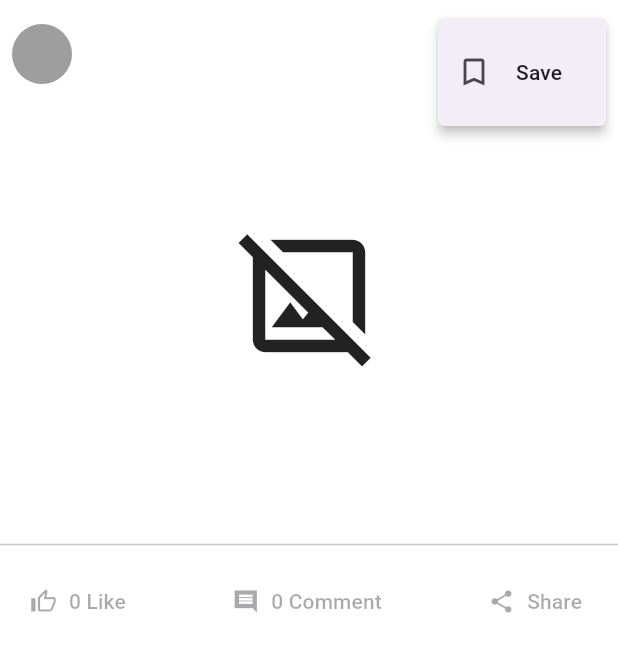
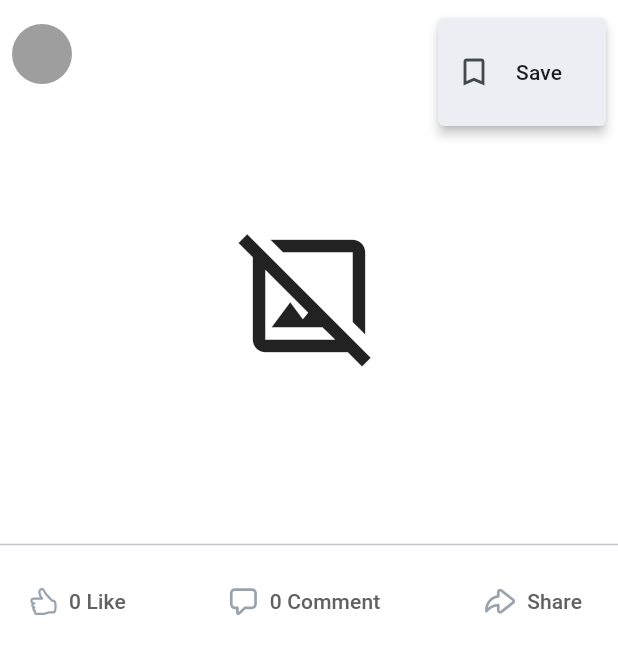
Before and after one commit to xSaCh/evika, a Flutter app: the EventCard widget shown alone on an empty page, opened directly with empty values, after a tap on the "keyboard control" icon, on a phone screen of 412 x 824 dp. Shown: the top 654 px of the screen. Run offline on Flutter 3.47's test engine with Material 3 defaults, Android fonts, the phone set to English and light mode, and no system bars; our stand-ins replace bloc, flutter_bloc, flutter_svg, hive, hive_flutter, shared_preferences; accounts and stored records are empty.

Commit message:
Use Figma design icons

```diff
--- /dev/null
+++ b/lib/data/constants.dart
@@ -0,0 +1,5 @@
+import 'package:flutter/material.dart';
+
+const Color mainColor = Color(0xFF0A66C2);
+const Color secondaryColor = Color(0xFFEBF2FA);
+final Color greyTextColor = Colors.grey.shade700;
--- a/lib/main.dart
+++ b/lib/main.dart
@@ -1,3 +1,4 @@
+import 'package:evika/data/constants.dart';
 import 'package:evika/data/models/event_interaction.dart';
 import 'package:flutter/material.dart';
 import 'package:flutter_bloc/flutter_bloc.dart';
@@ -36,6 +37,10 @@ class MyApp extends StatelessWidget {
   @override
   Widget build(BuildContext context) {
     return MaterialApp(
+      theme: ThemeData(
+        colorScheme: ColorScheme.fromSeed(seedColor: mainColor),
+        useMaterial3: true,
+      ),
       title: 'Evika',
       home: BaseScreen(),
     );
--- a/lib/screens/home_page/bloc/home_bloc.dart
+++ b/lib/screens/home_page/bloc/home_bloc.dart
@@ -52,7 +52,8 @@ class HomeBloc extends Bloc<HomeEvent, HomeState> {
   void _handleCommentEvent(HomeCommentEvent event, Emitter<HomeState> emit) async {
     try {
       var events = state.events;
-      events[event.index].myComment = event.comment;
+      events[event.index].myComment =
+          events[event.index].myComment.isNotEmpty ? "" : event.comment;
 
       await repo.setEventInteraction(events[event.index]);
       emit(state.copyWith(events: events));
@@ -80,7 +81,6 @@ class HomeBloc extends Bloc<HomeEvent, HomeState> {
         return;
       }
       var newEvents = await repo.getEvents(page: nextPage);
-      // await Future.delayed(Duration(seconds: 3));
       // Assuming Total pages might change during fetching next pages
       totalPages = newEvents.$2;
       nextPage++;
--- a/lib/widgets/event_card.dart
+++ b/lib/widgets/event_card.dart
@@ -1,5 +1,7 @@
+import 'package:evika/data/constants.dart';
 import 'package:flutter/material.dart';
 import 'package:evika/data/models/event.dart';
+import 'package:flutter_svg/flutter_svg.dart';
 
 class EventCard extends StatelessWidget {
   final Event event;
@@ -80,19 +82,30 @@ class EventCard extends StatelessWidget {
         children: [
           TextButton.icon(
             onPressed: onLikeTap,
-            label: Text("${event.likedUsersId.length + (event.isLiked ? 1 : 0)} Like"),
-            icon: Icon(event.isLiked ? Icons.thumb_up_alt : Icons.thumb_up_alt_outlined),
+            label: Text(
+              "${event.likedUsersId.length + (event.isLiked ? 1 : 0)} Like",
+              style: TextStyle(color: event.isLiked ? mainColor : greyTextColor),
+            ),
+            icon: SvgPicture.asset('assets/like.svg',
+                colorFilter:
+                    event.isLiked ? ColorFilter.mode(mainColor, BlendMode.srcIn) : null),
           ),
           TextButton.icon(
             onPressed: onCommentTap,
             label: Text(
-                "${event.comments.length + (event.myComment.isNotEmpty ? 1 : 0)} Comment"),
-            icon: Icon(Icons.comment_sharp),
+              "${event.comments.length + (event.myComment.isNotEmpty ? 1 : 0)} Comment",
+              style: TextStyle(
+                  color: event.myComment.isNotEmpty ? mainColor : greyTextColor),
+            ),
+            icon: SvgPicture.asset('assets/comment.svg',
+                colorFilter: event.myComment.isNotEmpty
+                    ? ColorFilter.mode(mainColor, BlendMode.srcIn)
+                    : null),
           ),
           TextButton.icon(
             onPressed: onSaveTap,
-            label: Text("Share"),
-            icon: Icon(Icons.share),
+            label: Text("Share", style: TextStyle(color: greyTextColor)),
+            icon: SvgPicture.asset('assets/share.svg'),
           ),
         ],
       ),
```
Also changed, not shown: lib/screens/home_page/home_page.dart (+9 -2 lines), pubspec.yaml (+4 -5 lines), assets/comment.svg (added), assets/home.svg (added), assets/like.svg (added), assets/liked.svg (added), assets/network.svg (added), assets/setting.svg (added), assets/share.svg (added), pubspec.lock.
